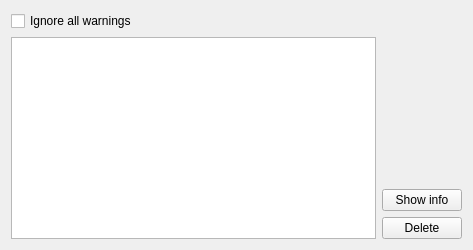
Qt form src/preferences/sslmanager.ui (QupZilla/qupzilla) before a commit.
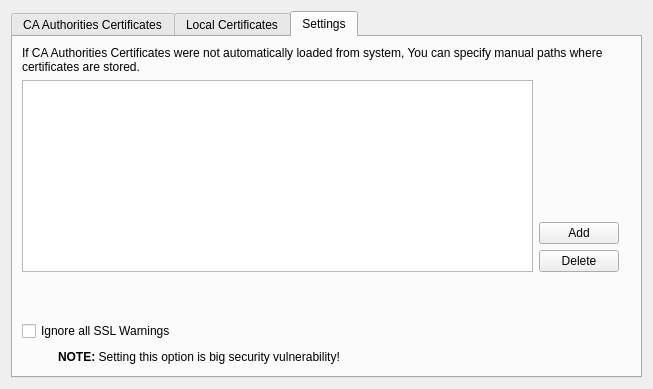
The same form after that commit. The open tabs and pages were chosen to show the change.

Commit message: Added new SSL Manager, it is now possible to specify location for custom CA Certificates

What changed in the file:
```diff
--- a/src/preferences/sslmanager.ui
+++ b/src/preferences/sslmanager.ui
@@ -6,16 +6,70 @@
    <rect>
     <x>0</x>
     <y>0</y>
-    <width>473</width>
-    <height>250</height>
+    <width>653</width>
+    <height>389</height>
    </rect>
   </property>
   <property name="windowTitle">
    <string>SSL Manager</string>
   </property>
+  <layout class="QVBoxLayout" name="verticalLayout_2">
+   <item>
+    <widget class="QTabWidget" name="tabWidget">
+     <property name="currentIndex">
+      <number>0</number>
+     </property>
+     <widget class="QWidget" name="tab_2">
+      <attribute name="title">
+       <string>CA Authorities Certificates</string>
+      </attribute>
   <layout class="QGridLayout" name="gridLayout">
    <item row="1" column="0">
-    <widget class="QListWidget" name="list"/>
+        <widget class="QListWidget" name="caList"/>
+       </item>
+       <item row="1" column="1">
+        <layout class="QVBoxLayout" name="verticalLayout_3">
+         <item>
+          <spacer name="verticalSpacer_2">
+           <property name="orientation">
+            <enum>Qt::Vertical</enum>
+           </property>
+           <property name="sizeHint" stdset="0">
+            <size>
+             <width>20</width>
+             <height>40</height>
+            </size>
+           </property>
+          </spacer>
+         </item>
+         <item>
+          <widget class="QPushButton" name="caInfoButton">
+           <property name="text">
+            <string>Show info</string>
+           </property>
+          </widget>
+         </item>
+        </layout>
+       </item>
+       <item row="0" column="0" colspan="2">
+        <widget class="QLabel" name="label">
+         <property name="text">
+          <string>This is list of CA Authorities Certificates stored in standard system path and in user specified paths.</string>
+         </property>
+         <property name="wordWrap">
+          <bool>true</bool>
+         </property>
+        </widget>
+       </item>
+      </layout>
+     </widget>
+     <widget class="QWidget" name="tab">
+      <attribute name="title">
+       <string>Local Certificates</string>
+      </attribute>
+      <layout class="QGridLayout" name="gridLayout_2">
+       <item row="1" column="0">
+        <widget class="QListWidget" name="localList"/>
    </item>
    <item row="1" column="1">
     <layout class="QVBoxLayout" name="verticalLayout">
@@ -49,10 +103,131 @@
     </layout>
    </item>
    <item row="0" column="0" colspan="2">
+        <widget class="QLabel" name="label_2">
+         <property name="text">
+          <string>This is list of Local Certificates stored in user profile. This list also contains all certificates, that have received an exception.</string>
+         </property>
+         <property name="wordWrap">
+          <bool>true</bool>
+         </property>
+        </widget>
+       </item>
+      </layout>
+     </widget>
+     <widget class="QWidget" name="tab_3">
+      <attribute name="title">
+       <string>Settings</string>
+      </attribute>
+      <layout class="QGridLayout" name="gridLayout_3">
+       <item row="4" column="0">
+        <widget class="QListWidget" name="pathList"/>
+       </item>
+       <item row="4" column="1">
+        <layout class="QVBoxLayout" name="verticalLayout_4">
+         <item>
+          <spacer name="verticalSpacer_3">
+           <property name="orientation">
+            <enum>Qt::Vertical</enum>
+           </property>
+           <property name="sizeHint" stdset="0">
+            <size>
+             <width>20</width>
+             <height>40</height>
+            </size>
+           </property>
+          </spacer>
+         </item>
+         <item>
+          <widget class="QPushButton" name="addPath">
+           <property name="text">
+            <string>Add</string>
+           </property>
+          </widget>
+         </item>
+         <item>
+          <widget class="QPushButton" name="deletePath">
+           <property name="text">
+            <string>Delete</string>
+           </property>
+          </widget>
+         </item>
+        </layout>
+       </item>
+       <item row="0" column="0" colspan="4">
+        <widget class="QLabel" name="label_3">
+         <property name="text">
+          <string>If CA Authorities Certificates were not automatically loaded from system, You can specify manual paths where certificates are stored.</string>
+         </property>
+         <property name="wordWrap">
+          <bool>true</bool>
+         </property>
+        </widget>
+       </item>
+       <item row="6" column="0" colspan="2">
+        <layout class="QGridLayout" name="gridLayout_4">
+         <item row="1" column="1">
+          <widget class="QLabel" name="label_4">
+           <property name="text">
+            <string>&lt;b&gt;NOTE:&lt;/b&gt; Setting this option is big security vulnerability!</string>
+           </property>
+           <property name="wordWrap">
+            <bool>false</bool>
+           </property>
+          </widget>
+         </item>
+         <item row="1" column="0">
+          <spacer name="horizontalSpacer">
+           <property name="orientation">
+            <enum>Qt::Horizontal</enum>
+           </property>
+           <property name="sizeType">
+            <enum>QSizePolicy::Fixed</enum>
+           </property>
+           <property name="sizeHint" stdset="0">
+            <size>
+             <width>30</width>
+             <height>20</height>
+            </size>
+           </property>
+          </spacer>
+         </item>
+         <item row="1" column="2">
+          <spacer name="horizontalSpacer_2">
+           <property name="orientation">
+            <enum>Qt::Horizontal</enum>
+           </property>
+           <property name="sizeHint" stdset="0">
+            <size>
+             <width>40</width>
+             <height>20</height>
+            </size>
+           </property>
+          </spacer>
+         </item>
+         <item row="0" column="0" colspan="3">
     <widget class="QCheckBox" name="ignoreAll">
      <property name="text">
-      <string>Ignore all warnings</string>
-     </property>
+            <string>Ignore all SSL Warnings</string>
+           </property>
+          </widget>
+         </item>
+        </layout>
+       </item>
+       <item row="5" column="0" colspan="2">
+        <spacer name="verticalSpacer_4">
+         <property name="orientation">
+          <enum>Qt::Vertical</enum>
+         </property>
+         <property name="sizeHint" stdset="0">
+          <size>
+           <width>20</width>
+           <height>40</height>
+          </size>
+         </property>
+        </spacer>
+       </item>
+      </layout>
+     </widget>
     </widget>
    </item>
   </layout>
```
Left out of the diff: 2 changed lines with no effect on the pictures. Lines whose indentation alone changed are shown as unchanged. The commit also changes 14 other files.
